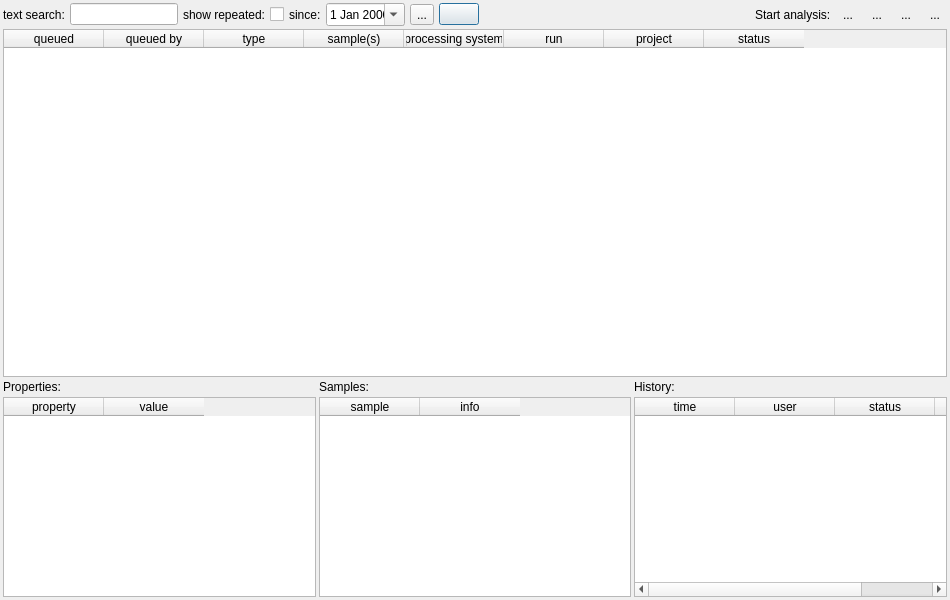
This is src/GSvar/AnalysisStatusDialog.ui in imgag/ngs-bits as Qt 5 draws it before an edit. The edited form follows.
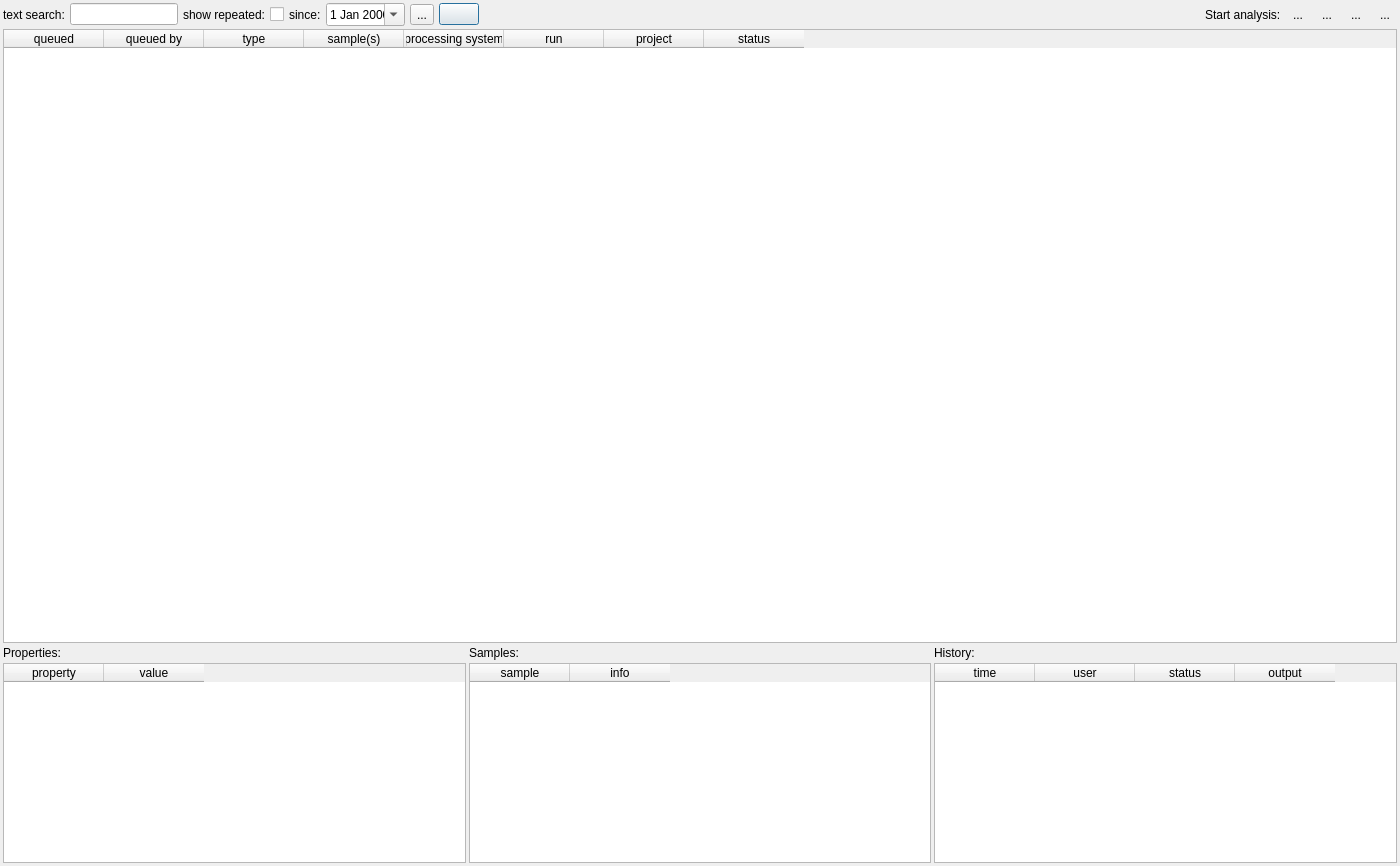
This is the edited form. Icons and pictures are not drawn.

Commit message: SingleSampleAnalysisDialog: Fixed bug in batch analysis.

Patch:
```diff
--- a/src/GSvar/AnalysisStatusDialog.ui
+++ b/src/GSvar/AnalysisStatusDialog.ui
@@ -6,8 +6,8 @@
    <rect>
     <x>0</x>
     <y>0</y>
-    <width>950</width>
-    <height>600</height>
+    <width>1400</width>
+    <height>866</height>
    </rect>
   </property>
   <property name="minimumSize">
```
The commit also changes 2 other files.
